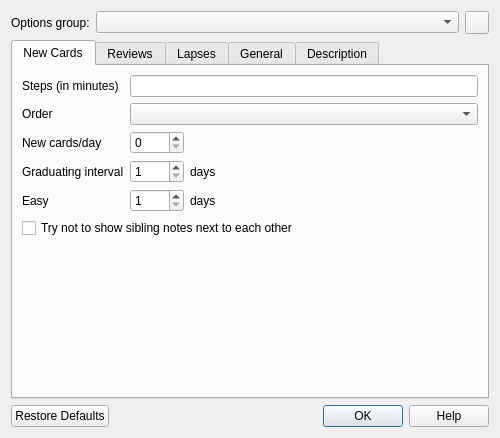
Before: the Qt Designer form designer/dconf.ui in ankitects/anki, drawn with Qt 5.
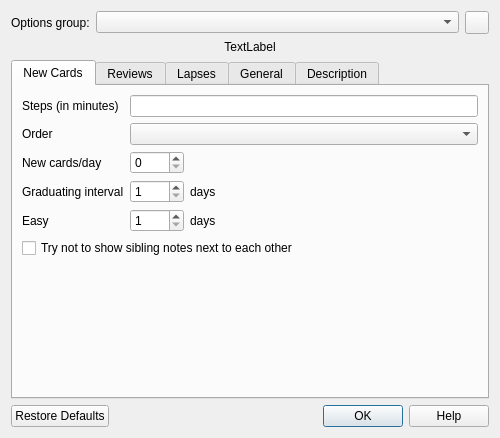
After: the same form once the commit is applied. Icons and pictures are not drawn.

Commit message: show # of decks using options group

```diff
--- a/designer/dconf.ui
+++ b/designer/dconf.ui
@@ -55,6 +55,16 @@
      </item>
     </layout>
    </item>
+   <item>
+    <widget class="QLabel" name="count">
+     <property name="text">
+      <string>TextLabel</string>
+     </property>
+     <property name="alignment">
+      <set>Qt::AlignCenter</set>
+     </property>
+    </widget>
+   </item>
    <item>
     <widget class="QTabWidget" name="tabWidget">
      <property name="currentIndex">
```
The commit also changes 1 other file.
